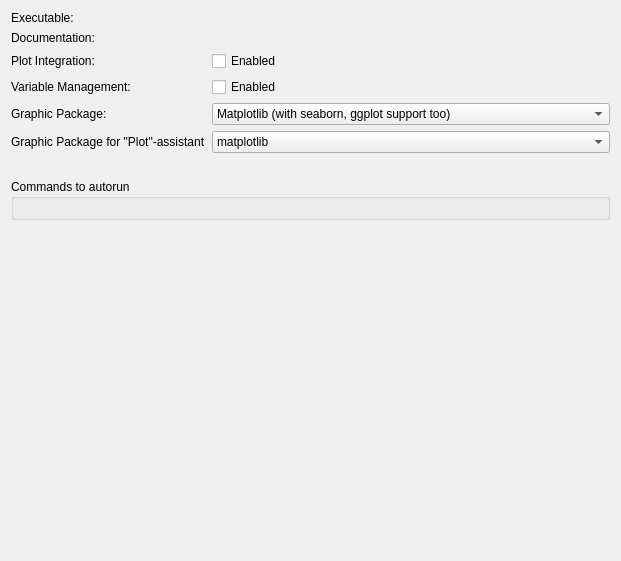
Qt form src/backends/python/settings.ui (KDE/cantor) before a commit.
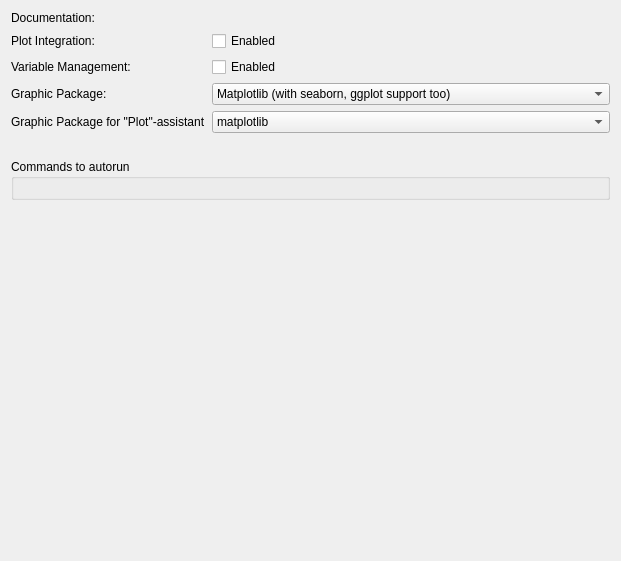
The same form after that commit. Custom widgets are drawn as their Qt base class.

Commit message: [Python] Remove python server path from settings

What changed in the file:
```diff
--- a/src/backends/python/settings.ui
+++ b/src/backends/python/settings.ui
@@ -11,9 +11,6 @@
    </rect>
   </property>
   <layout class="QGridLayout" name="gridLayout">
-   <item row="0" column="3">
-    <widget class="KUrlRequester" name="kcfg_pythonServerPath"/>
-   </item>
    <item row="1" column="3">
     <widget class="KUrlRequester" name="kcfg_localDoc">
      <property name="toolTip">
@@ -155,13 +152,6 @@
      </property>
     </spacer>
    </item>
-   <item row="0" column="0" colspan="3">
-    <widget class="QLabel" name="label3">
-     <property name="text">
-      <string>Executable:</string>
-     </property>
-    </widget>
-   </item>
    <item row="1" column="0" colspan="3">
     <widget class="QLabel" name="label2">
      <property name="toolTip">
```
The commit also changes 3 other files.
